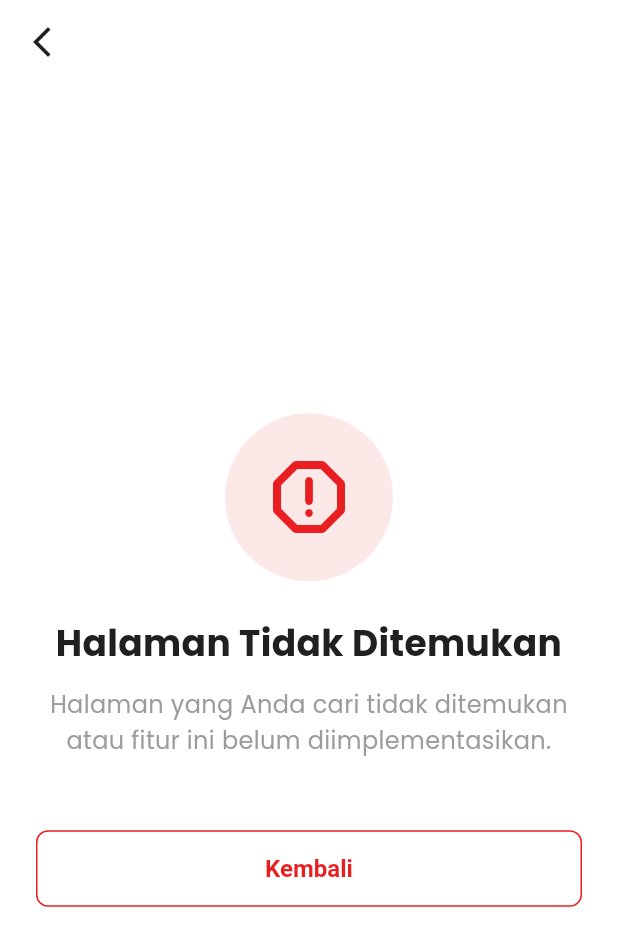
After one commit to mochagatha/maha-apps-v2, a Flutter app: the NotFoundPage screen opened directly, on a phone screen of 412 x 824 dp. The commit adds this screen. Shown: the top 946 px of the screen. Run offline on Flutter 3.47's test engine with Material 3 defaults, Android fonts, the phone set to English and light mode, and no system bars; our stand-ins replace camera, dartz, dio, equatable, flutter_dotenv, flutter_spinkit and 9 more; accounts and stored records are empty; statements that could not run were skipped; project files that could hold a hidden picture were left out.

Commit message:
feat: Implement GoRouter for application navigation and introduce a dedicated 404 not found page.

```diff
--- a/lib/core/router/app_router.dart
+++ b/lib/core/router/app_router.dart
@@ -8,6 +8,7 @@ import '../../features/profile/presentation/pages/profile_page.dart';
 import '../../features/splash/presentation/pages/splash_page.dart';
 import 'route_names.dart';
 import 'route_paths.dart';
+import 'not_found_page.dart';
 import '../../shared/widgets/scaffold_with_navbar.dart';
 import 'package:provider/provider.dart';
 import '../di/injection_container.dart';
@@ -101,24 +102,7 @@ class AppRouter {
       ],
 
       errorBuilder: (context, state) {
-        return Scaffold(
-          appBar: AppBar(title: const Text('Error')),
-          body: Center(
-            child: Column(
-              mainAxisAlignment: MainAxisAlignment.center,
-              children: [
-                const Icon(Icons.error_outline, size: 64, color: Colors.red),
-                const SizedBox(height: 16),
-                Text('Page not found: ${state.matchedLocation}'),
-                const SizedBox(height: 24),
-                ElevatedButton(
-                  onPressed: () => context.go(RoutePaths.splash),
-                  child: const Text('Go to Home'),
-                ),
-              ],
-            ),
-          ),
-        );
+        return const NotFoundPage();
       },
     );
   }
--- /dev/null
+++ b/lib/core/router/not_found_page.dart
@@ -0,0 +1,93 @@
+import 'package:flutter/material.dart';
+import 'package:go_router/go_router.dart';
+import '../../shared/theme/app_theme.dart';
+
+class NotFoundPage extends StatelessWidget {
+  const NotFoundPage({super.key});
+
+  @override
+  Widget build(BuildContext context) {
+    return Scaffold(
+      backgroundColor: Colors.white,
+      appBar: AppBar(
+        backgroundColor: Colors.transparent,
+        elevation: 0,
+        leading: IconButton(
+          icon: const Icon(Icons.arrow_back_ios_new, color: AppColors.neutral9),
+          onPressed: () {
+            if (context.canPop()) {
+              context.pop();
+            } else {
+              // Fallback if we can't pop (e.g. initial route was invalid)
+              // But user explicitly said "No back to home".
+              // However, a non-working back button is bad UX.
+              // I will leave it as pop()-only per instructions, maybe user wants it to just close the "error" or they assume there is history.
+              // Actually, if it's deep link start, pop might exit app?
+              context.pop();
+            }
+          },
+        ),
+      ),
+      body: SafeArea(
+        child: Padding(
+          padding: const EdgeInsets.all(24.0),
+          child: Column(
+            mainAxisAlignment: MainAxisAlignment.center,
+            children: [
+              Container(
+                padding: const EdgeInsets.all(24),
+                decoration: BoxDecoration(
+                  color: AppColors.error.withOpacity(0.1),
+                  shape: BoxShape.circle,
+                ),
+                child: const Icon(
+                  Icons.report_gmailerrorred_rounded,
+                  size: 64,
+                  color: AppColors.error,
+                ),
+              ),
+              const SizedBox(height: 24),
+              const Text(
+                'Halaman Tidak Ditemukan',
+                style: TextStyle(
+                  fontSize: 24,
+                  fontWeight: FontWeight.bold,
+                  color: AppColors.textPrimary,
+                ),
+                textAlign: TextAlign.center,
+              ),
+              const SizedBox(height: 12),
+              const Text(
+                'Halaman yang Anda cari tidak ditemukan atau fitur ini belum diimplementasikan.',
+                style: TextStyle(
+                  fontSize: 16,
+                  color: AppColors.neutral5,
+                  height: 1.5,
+                ),
+                textAlign: TextAlign.center,
+              ),
+              const SizedBox(height: 48),
+              SizedBox(
+                width: double.infinity,
+                child: ElevatedButton(
+                  onPressed: () {
+                    if (context.canPop()) {
+                      context.pop();
+                    }
+                  },
+                  style: ElevatedButton.styleFrom(
+                    backgroundColor: Colors.white,
+                    foregroundColor: AppColors.primary,
+                    side: const BorderSide(color: AppColors.primary),
+                    elevation: 0,
+                  ),
+                  child: const Text('Kembali'),
+                ),
+              ),
+            ],
+          ),
+        ),
+      ),
+    );
+  }
+}
```
